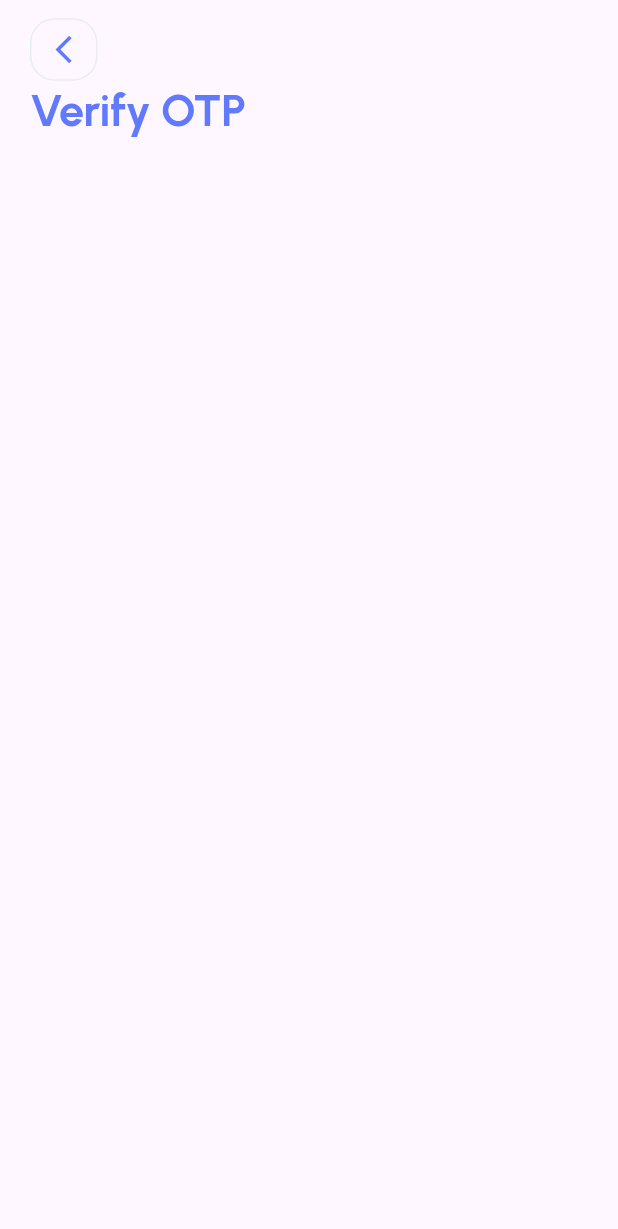
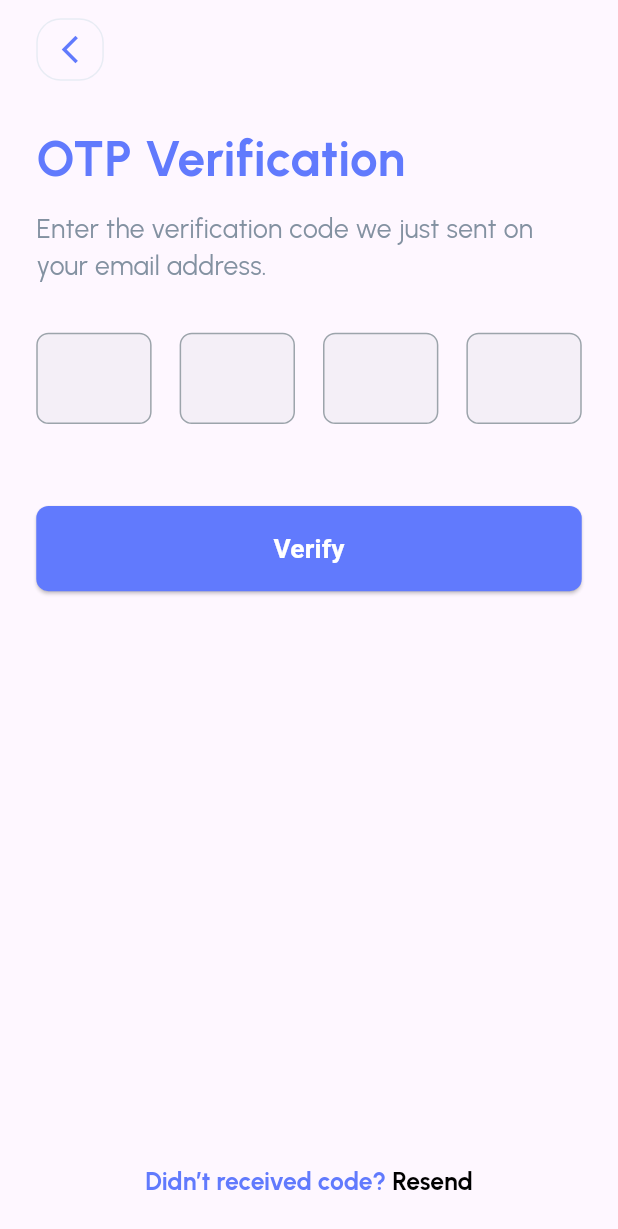
Before and after one commit to AmrElzohairy/finance_app, a Flutter app: the OtpView screen opened by its route, on a phone screen of 412 x 824 dp. Shown: the top 1229 px of the screen. Run offline on Flutter 3.47's test engine with Material 3 defaults, Android fonts, the phone set to English and light mode, and no system bars; drawn by our look-alikes of pin_code_fields; our stand-ins replace flutter_screenutil, flutter_svg.

Commit message:
Refactor OTPView to use PinCodeTextField and improve UI
Updated the OTPView to use the PinCodeTextField widget for OTP input, improved the UI by adding styles and themes, and fixed the route name. Also, added the pin_code_fields dependency to pubspec.yaml and pubspec.lock.

```diff
--- a/lib/feature/otp/ui/otp_view.dart
+++ b/lib/feature/otp/ui/otp_view.dart
@@ -1,39 +1,106 @@
+import 'package:flutter/material.dart';
+import 'package:flutter_screenutil/flutter_screenutil.dart';
+import 'package:pin_code_fields/pin_code_fields.dart';
+import '../../../core/themes/app_colors.dart';
+import '../../../core/themes/app_styles.dart';
+import '../../../core/widgets/back_button.dart';
+import '../../../core/widgets/primary_button.dart';
+import '../../../core/widgets/spacing.dart';
 
-import 'package:finance_app/core/widgets/back_button.dart';
-import 'package:finance_app/core/widgets/spacing.dart';
-import 'package:flutter/material.dart';
+class OtpView extends StatefulWidget {
+  const OtpView({super.key});
+  static const routeName = 'verify-otp';
+  @override
+  State<OtpView> createState() => _OtpViewState();
+}
 
+class _OtpViewState extends State<OtpView> {
+  final formKey = GlobalKey<FormState>();
+  late TextEditingController pinCodeController;
 
-class OtpView extends StatelessWidget {
-  const OtpView({super.key});
-  static const routeName = 'otp';
+  @override
+  void initState() {
+    super.initState();
+    pinCodeController = TextEditingController();
+  }
+
   @override
   Widget build(BuildContext context) {
-    return Scaffold(
+    return SafeArea(
+      child: Scaffold(
         body: Padding(
-        padding: const EdgeInsets.symmetric(horizontal: 20),
-        child: SafeArea(
+          padding: EdgeInsets.symmetric(horizontal: 22.w),
+          child: Form(
+            key: formKey,
             child: Column(
+              crossAxisAlignment: CrossAxisAlignment.start,
               children: [
-              HeightSpace(12),
-              BackButtonWidget(),
-              Align(
-                alignment: Alignment.centerLeft,
+                const HeightSpace(12),
+                const BackButtonWidget(),
+                const HeightSpace(28),
+                SizedBox(
+                  width: 280.w,
                   child: Text(
-                  'Verify OTP',
-                  textAlign: TextAlign.start,
-                  style: TextStyle(
-                    color: Color(0xFF617AFD),
-                    fontSize: 30,
-                    fontFamily: 'Urbanist',
-                    fontWeight: FontWeight.w700,
-                    height: 1.30,
-                    letterSpacing: -0.30,
+                    "OTP Verification",
+                    style: AppStyles.primaryHeadLinesStyle,
+                  ),
+                ),
+                const HeightSpace(10),
+                Text(
+                  "Enter the verification code we just sent on your email address.",
+                  style: AppStyles.subtitlesStyles,
+                ),
+                const HeightSpace(32),
+                PinCodeTextField(
+                  appContext: context,
+                  length: 4,
+                  controller: pinCodeController,
+                  obscureText: false,
+                  enableActiveFill: true,
+                  keyboardType: TextInputType.number,
+                  textStyle: AppStyles.primaryHeadLinesStyle.copyWith(
+                    fontSize: 22.sp,
+                  ),
+                  pinTheme: PinTheme(
+                    fieldWidth: 70.w,
+                    fieldHeight: 60.h,
+                    shape: PinCodeFieldShape.box,
+                    borderRadius: BorderRadius.circular(8.r),
+                    selectedColor: AppColors.primaryColor,
+                    selectedFillColor: AppColors.whiteColor,
+                    activeColor: AppColors.primaryColor,
+                    activeFillColor: AppColors.whiteColor,
+                    inactiveColor: AppColors.greyColor,
+                    inactiveFillColor: AppColors.greyColor.withValues(
+                      alpha: 0.1,
+                    ),
+                    borderWidth: 1,
+                  ),
+                  onChanged: (value) {},
+                  onCompleted: (value) {},
+                ),
+                const HeightSpace(38),
+                PrimayButtonWidget(buttonText: "Verify", onPress: () {}),
+                const Spacer(),
+                Center(
+                  child: RichText(
+                    text: TextSpan(
+                      text: "Didn’t received code? ",
+                      style: AppStyles.black15BoldStyle.copyWith(
+                        color: AppColors.primaryColor,
+                      ),
+                      children: [
+                        TextSpan(
+                          text: "Resend",
+                          style: AppStyles.black15BoldStyle,
+                        ),
+                      ],
                     ),
                   ),
                 ),
-              HeightSpace(32),
+                const HeightSpace(26),
               ],
+            ),
           ),
         ),
       ),
--- a/pubspec.yaml
+++ b/pubspec.yaml
@@ -33,6 +33,7 @@ dependencies:
     sdk: flutter
   flutter_screenutil: ^5.9.3
   flutter_svg: ^2.0.17
+  pin_code_fields: ^8.0.1
 
 dev_dependencies:
   flutter_lints: ^5.0.0
```
Also changed, not shown: pubspec.lock. Lines whose indentation alone changed are shown as unchanged.
